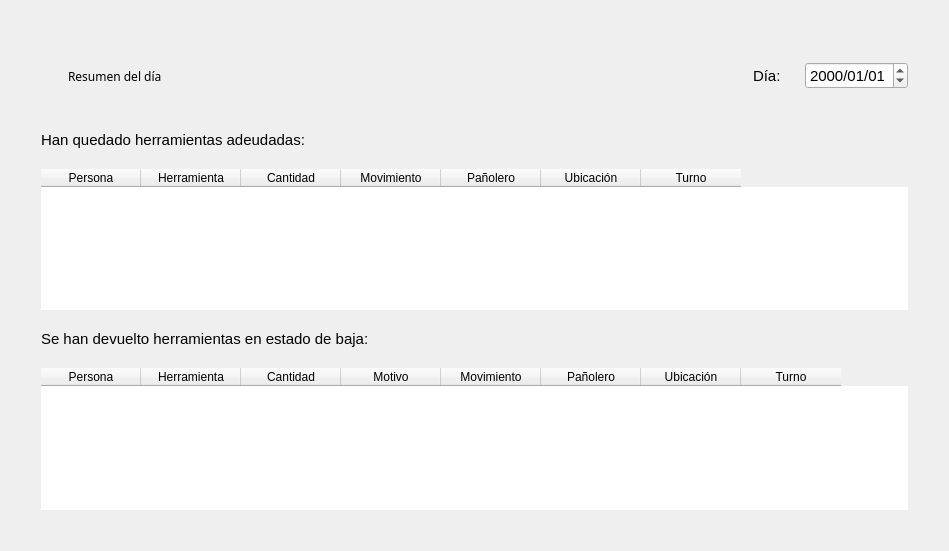
Qt form blustock/ui/screens_uis/resumen.ui (MaxAPBusiness/Blustock) before a commit.
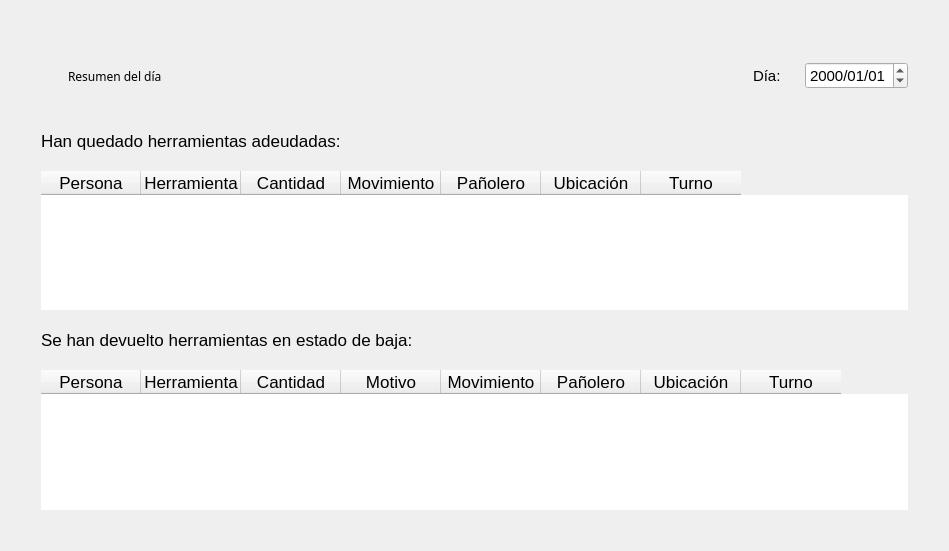
The same form after that commit. Icons and pictures are not drawn.

What changed in the file:
```diff
--- a/blustock/ui/screens_uis/resumen.ui
+++ b/blustock/ui/screens_uis/resumen.ui
@@ -147,7 +147,7 @@
        </property>
        <property name="font">
         <font>
-         <pointsize>11</pointsize>
+         <pointsize>13</pointsize>
         </font>
        </property>
        <property name="text">
@@ -163,40 +163,78 @@
        <property name="frameShape">
         <enum>QFrame::NoFrame</enum>
        </property>
+       <attribute name="verticalHeaderVisible">
+        <bool>false</bool>
+       </attribute>
        <column>
         <property name="text">
          <string>Persona</string>
         </property>
+        <property name="font">
+         <font>
+          <pointsize>13</pointsize>
+         </font>
+        </property>
        </column>
        <column>
         <property name="text">
          <string>Herramienta</string>
         </property>
+        <property name="font">
+         <font>
+          <pointsize>13</pointsize>
+         </font>
+        </property>
        </column>
        <column>
         <property name="text">
          <string>Cantidad</string>
         </property>
+        <property name="font">
+         <font>
+          <pointsize>13</pointsize>
+         </font>
+        </property>
        </column>
        <column>
         <property name="text">
          <string>Movimiento</string>
         </property>
+        <property name="font">
+         <font>
+          <pointsize>13</pointsize>
+         </font>
+        </property>
        </column>
        <column>
         <property name="text">
          <string>Pañolero</string>
         </property>
+        <property name="font">
+         <font>
+          <pointsize>13</pointsize>
+         </font>
+        </property>
        </column>
        <column>
         <property name="text">
          <string>Ubicación</string>
         </property>
+        <property name="font">
+         <font>
+          <pointsize>13</pointsize>
+         </font>
+        </property>
        </column>
        <column>
         <property name="text">
          <string>Turno</string>
         </property>
+        <property name="font">
+         <font>
+          <pointsize>13</pointsize>
+         </font>
+        </property>
        </column>
       </widget>
      </item>
@@ -204,7 +242,7 @@
       <widget class="QLabel" name="labelBaja">
        <property name="font">
         <font>
-         <pointsize>11</pointsize>
+         <pointsize>13</pointsize>
         </font>
        </property>
        <property name="text">
@@ -217,45 +255,88 @@
        <property name="frameShape">
         <enum>QFrame::NoFrame</enum>
        </property>
+       <attribute name="verticalHeaderVisible">
+        <bool>false</bool>
+       </attribute>
        <column>
         <property name="text">
          <string>Persona</string>
         </property>
+        <property name="font">
+         <font>
+          <pointsize>13</pointsize>
+         </font>
+        </property>
        </column>
        <column>
         <property name="text">
          <string>Herramienta</string>
         </property>
+        <property name="font">
+         <font>
+          <pointsize>13</pointsize>
+         </font>
+        </property>
        </column>
        <column>
         <property name="text">
          <string>Cantidad</string>
         </property>
+        <property name="font">
+         <font>
+          <pointsize>13</pointsize>
+         </font>
+        </property>
        </column>
        <column>
         <property name="text">
          <string>Motivo</string>
         </property>
+        <property name="font">
+         <font>
+          <pointsize>13</pointsize>
+         </font>
+        </property>
        </column>
        <column>
         <property name="text">
          <string>Movimiento</string>
         </property>
+        <property name="font">
+         <font>
+          <pointsize>13</pointsize>
+         </font>
+        </property>
        </column>
        <column>
         <property name="text">
          <string>Pañolero</string>
         </property>
+        <property name="font">
+         <font>
+          <pointsize>13</pointsize>
+         </font>
+        </property>
        </column>
        <column>
         <property name="text">
          <string>Ubicación</string>
         </property>
+        <property name="font">
+         <font>
+          <pointsize>13</pointsize>
+         </font>
+        </property>
        </column>
        <column>
         <property name="text">
          <string>Turno</string>
         </property>
+        <property name="font">
+         <font>
+          <pointsize>13</pointsize>
+         </font>
+        </property>
        </column>
       </widget>
      </item>
```
